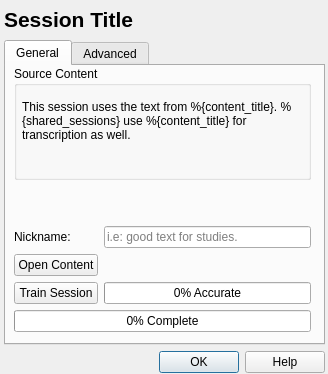
First picture: the form in res/ui/session-information-dialog.ui, repository smartboyhw/speechcontrol, before the edit.
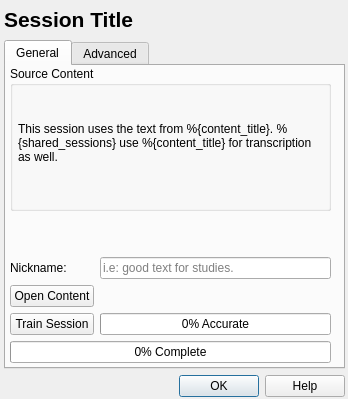
Second picture: the form after the edit. Icons and pictures are not drawn.

Commit message: Revamped session management and displays; and updated the settings dialog.

The edit to the form file:
```diff
--- a/res/ui/session-information-dialog.ui
+++ b/res/ui/session-information-dialog.ui
@@ -6,8 +6,8 @@
    <rect>
     <x>0</x>
     <y>0</y>
-    <width>328</width>
-    <height>374</height>
+    <width>348</width>
+    <height>399</height>
    </rect>
   </property>
   <property name="windowTitle">
@@ -22,8 +22,8 @@
     <rect>
      <x>4</x>
      <y>4</y>
-     <width>321</width>
-     <height>369</height>
+     <width>341</width>
+     <height>393</height>
     </rect>
    </property>
    <layout class="QVBoxLayout" name="verticalLayout">
@@ -68,10 +68,10 @@
        <widget class="QWidget" name="gridLayoutWidget">
         <property name="geometry">
          <rect>
-          <x>8</x>
+          <x>4</x>
           <y>0</y>
-          <width>297</width>
-          <height>266</height>
+          <width>321</width>
+          <height>297</height>
          </rect>
         </property>
         <layout class="QGridLayout" name="gridLayout">
@@ -88,8 +88,8 @@
              <rect>
               <x>8</x>
               <y>20</y>
-              <width>273</width>
-              <height>69</height>
+              <width>301</width>
+              <height>113</height>
              </rect>
             </property>
             <property name="text">
```
Left out of the diff: 6 changed lines with no effect on the pictures. The commit also changes 11 other files.
